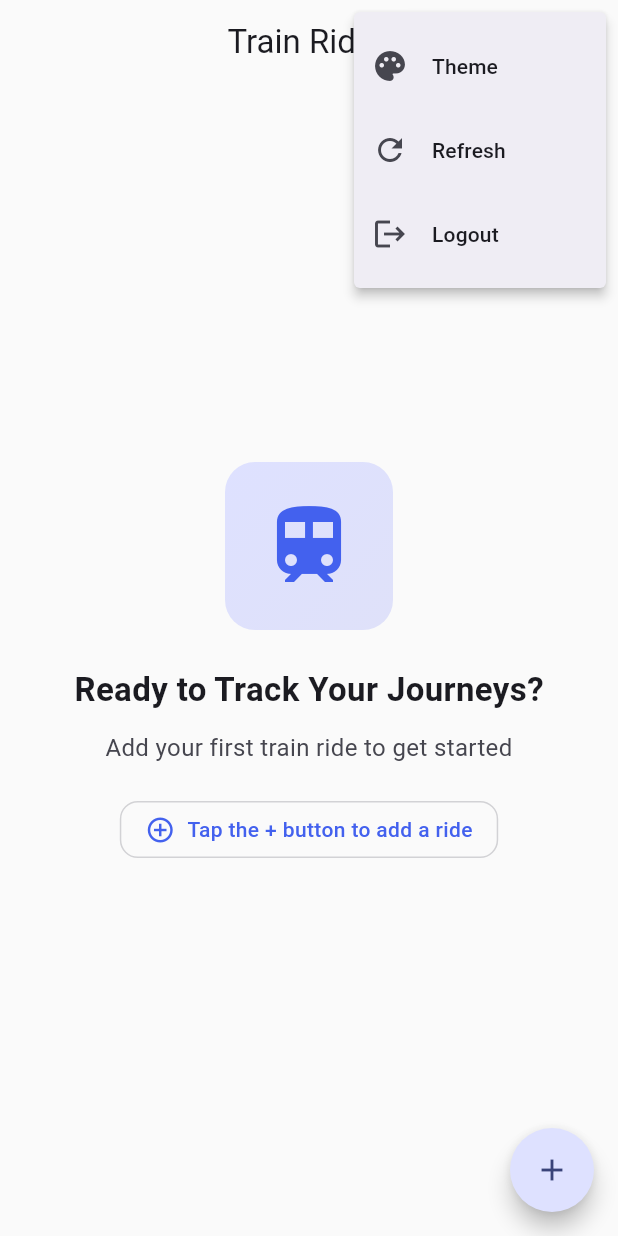
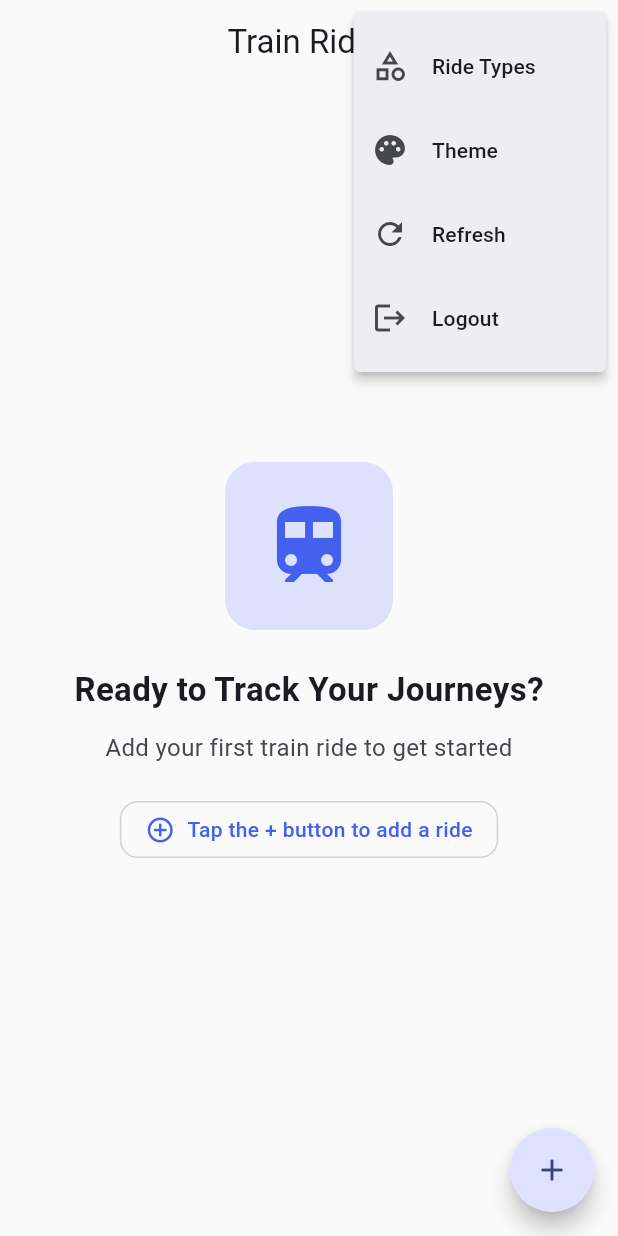
Before and after one commit to kolaente/trainrides, a Flutter app: the screen it shows once a user with an empty profile is signed in, after a tap on the "more vert" icon, on a phone screen of 412 x 824 dp. Run offline on Flutter 3.47's test engine with Material 3 defaults, Android fonts, the phone set to English and light mode, and no system bars; our stand-ins replace flutter_riverpod, riverpod_annotation, shared_preferences, supabase_flutter; accounts and stored records are empty; generated files the repository leaves out were written again.

Commit message:
feat: move train ride types managment to menu

```diff
--- a/lib/presentation/screens/home/home_screen.dart
+++ b/lib/presentation/screens/home/home_screen.dart
@@ -33,21 +33,17 @@ class _HomeScreenState extends ConsumerState<HomeScreen> {
       appBar: AppBar(
         title: const Text('Train Rides'),
         actions: [
-          IconButton(
-            icon: const Icon(Icons.category_outlined),
-            tooltip: 'Ride types',
-            onPressed: () {
-              Navigator.of(context).push(
-                MaterialPageRoute(
-                  builder: (context) => const RideTypesScreen(),
-                ),
-              );
-            },
-          ),
           PopupMenuButton<String>(
             icon: const Icon(Icons.more_vert),
             onSelected: (value) async {
               switch (value) {
+                case 'types':
+                  Navigator.of(context).push(
+                    MaterialPageRoute(
+                      builder: (context) => const RideTypesScreen(),
+                    ),
+                  );
+                  break;
                 case 'theme':
                   await _showThemeDialog(context);
                   break;
@@ -60,6 +56,13 @@ class _HomeScreenState extends ConsumerState<HomeScreen> {
               }
             },
             itemBuilder: (context) => [
+              const PopupMenuItem(
+                value: 'types',
+                child: ListTile(
+                  leading: Icon(Icons.category_outlined),
+                  title: Text('Ride Types'),
+                ),
+              ),
               const PopupMenuItem(
                 value: 'theme',
                 child: ListTile(
@@ -432,12 +435,17 @@ class TrainRideListItem extends StatelessWidget {
                     builder: (context, ref, _) {
                       final type = ref.watch(rideTypeByIdProvider(ride.typeId));
                       if (type == null) return const SizedBox.shrink();
-                      final title = (type['title'] as String?) ?? (type['value'] as String?) ?? '';
+                      final title =
+                          (type['title'] as String?) ??
+                          (type['value'] as String?) ??
+                          '';
                       if (title.isEmpty) return const SizedBox.shrink();
 
                       // Parse color from database
                       final colorHex = type['color'] as String?;
-                      final typeColor = colorHex != null ? AppTheme.parseColor(colorHex) : null;
+                      final typeColor = colorHex != null
+                          ? AppTheme.parseColor(colorHex)
+                          : null;
 
                       return TypeLabel(type: title, color: typeColor);
                     },
```
